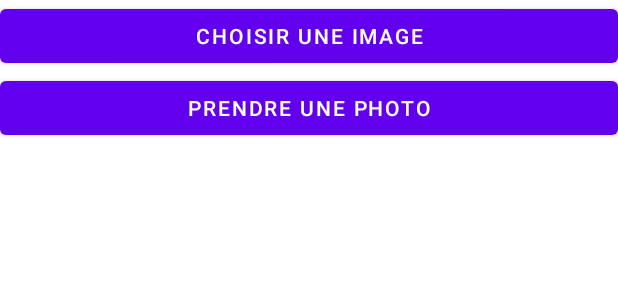
After one commit to DecaIi/DevAndroid, an Android app: the layout activity_user_info.xml on its own in the app's theme, with its tools: preview values and no code run, on a phone screen of 412 x 824 dp. The commit adds this screen. Shown: the top 300 px of the screen. Run offline under Robolectric (Android 15) with nearby library versions, the phone set to English and light mode, and no system bars; network calls fail.

Commit message:
[not working] ok pour la camara no woking

```diff
--- a/app/build.gradle
+++ b/app/build.gradle
@@ -36,6 +36,7 @@ android {
 dependencies {
 
     implementation "org.jetbrains.kotlin:kotlin-stdlib:$kotlin_version"
+    implementation("io.coil-kt:coil:1.1.0")
     implementation 'androidx.core:core-ktx:1.3.2'
     implementation 'androidx.appcompat:appcompat:1.2.0'
     implementation 'com.google.android.material:material:1.2.1'
--- a/app/src/main/java/com/example/tp2androidstudio/network/TasksWebService.kt
+++ b/app/src/main/java/com/example/tp2androidstudio/network/TasksWebService.kt
@@ -16,4 +16,5 @@ interface TasksWebService {
 
     @PATCH("tasks/{id}")
     suspend fun updateTask(@Body task: Task, @Path("id") id: String? = task.id): Response<Task>
+
 }
--- a/app/src/main/java/com/example/tp2androidstudio/network/UserInfo.kt
+++ b/app/src/main/java/com/example/tp2androidstudio/network/UserInfo.kt
@@ -10,5 +10,7 @@ data class UserInfo(
     @SerialName("firstname")
     val firstName: String,
     @SerialName("lastname")
-    val lastName: String
+    val lastName: String,
+    @SerialName("avatar")
+    val avatar : String = "https://goo.gl/gEgYUd"
 )
--- /dev/null
+++ b/app/src/main/res/layout/activity_user_info.xml
@@ -0,0 +1,33 @@
+<?xml version="1.0" encoding="utf-8"?>
+<androidx.constraintlayout.widget.ConstraintLayout xmlns:android="http://schemas.android.com/apk/res/android"
+    xmlns:app="http://schemas.android.com/apk/res-auto"
+    xmlns:tools="http://schemas.android.com/tools"
+    android:layout_width="match_parent"
+    android:layout_height="match_parent"
+    tools:context=".userinfo.UserInfoActivity">
+
+    <LinearLayout
+        android:layout_width="match_parent"
+        android:layout_height="match_parent"
+        android:orientation="vertical"
+        tools:layout_editor_absoluteX="129dp"
+        tools:layout_editor_absoluteY="209dp">
+
+        <ImageView
+            android:id="@+id/image_view"
+            android:layout_width="match_parent"
+            android:layout_height="wrap_content" />
+
+        <Button
+            android:id="@+id/upload_image_button"
+            android:layout_width="match_parent"
+            android:layout_height="wrap_content"
+            android:text="Choisir une Image" />
+
+        <Button
+            android:id="@+id/take_picture_button"
+            android:layout_width="match_parent"
+            android:layout_height="wrap_content"
+            android:text="Prendre une photo" />
+    </LinearLayout>
+</androidx.constraintlayout.widget.ConstraintLayout>
```
Also changed, not shown: app/src/main/AndroidManifest.xml (+4 -5 lines), app/src/main/java/com/example/tp2androidstudio/network/UserService.kt (+7 -0 lines), app/src/main/java/com/example/tp2androidstudio/tasklist/TaskListFragment.kt (+16 -5 lines), app/src/main/java/com/example/tp2androidstudio/userinfo/UserInfoActivity.kt (added, +84 -0 lines), app/src/main/res/layout/fragment_task_list.xml (+28 -10 lines).
